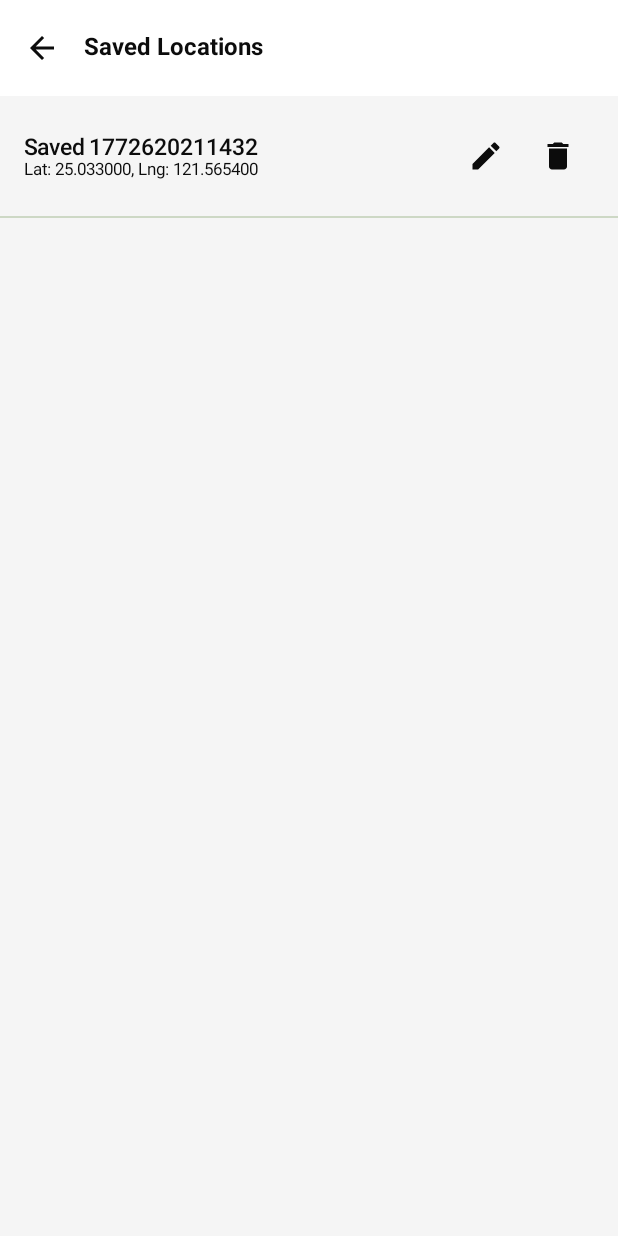
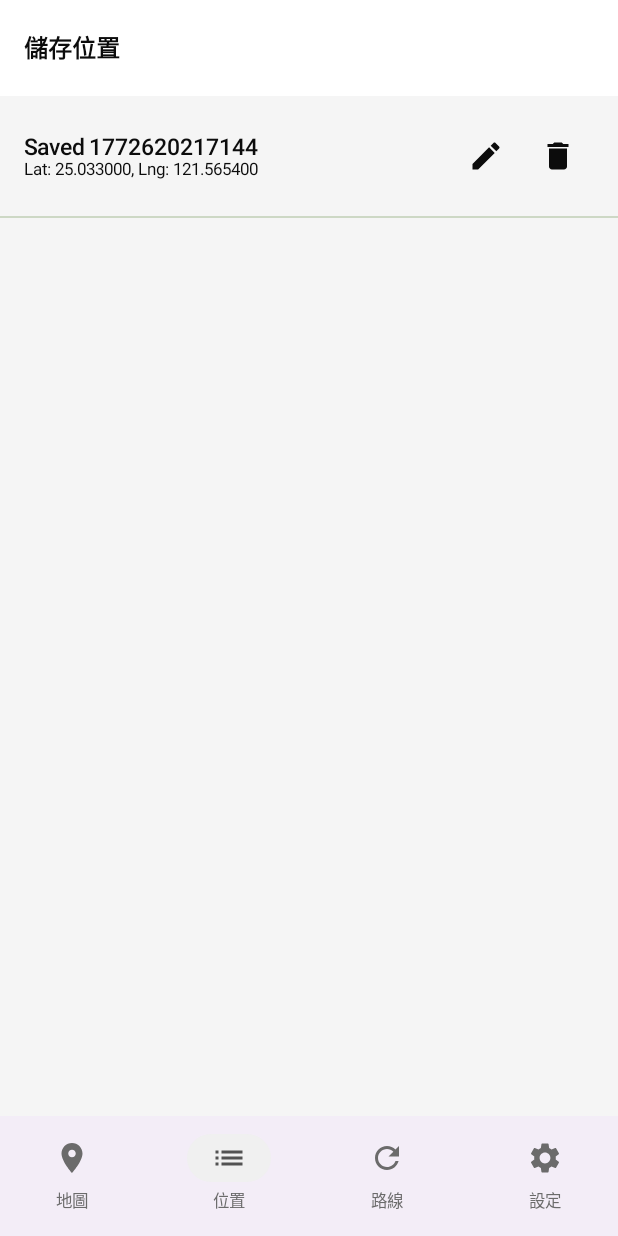
Before and after one commit to moooo-works/Lets-go-gps, an Android app built with Jetpack Compose: the SavedLocationsScreen screen opened through its navigation route, on a phone screen of 412 x 824 dp. Run offline under Robolectric (Android 15) with nearby library versions, the phone set to English and light mode, and no system bars; our stand-ins replace Dagger/Hilt's generated code, Room's generated code.

```diff
--- a/app/src/main/java/com/example/mockgps/MainActivity.kt
+++ b/app/src/main/java/com/example/mockgps/MainActivity.kt
@@ -9,8 +9,23 @@ import androidx.compose.material3.Surface
 import androidx.compose.runtime.Composable
 import androidx.compose.runtime.LaunchedEffect
 import androidx.compose.runtime.collectAsState
+
+import androidx.compose.material.icons.Icons
+import androidx.compose.material.icons.filled.List
+import androidx.compose.material.icons.filled.Place
+import androidx.compose.material.icons.filled.Settings
+import androidx.compose.material.icons.filled.Refresh
+import androidx.compose.material3.Icon
+import androidx.compose.material3.NavigationBar
+import androidx.compose.material3.NavigationBarItem
+import androidx.compose.material3.Scaffold
+import androidx.compose.material3.Text
 import androidx.compose.runtime.getValue
+
+import androidx.navigation.NavGraph.Companion.findStartDestination
+import androidx.navigation.compose.currentBackStackEntryAsState
 import androidx.compose.ui.Modifier
+import androidx.compose.foundation.layout.padding
 import androidx.hilt.navigation.compose.hiltViewModel
 import androidx.navigation.compose.NavHost
 import androidx.navigation.compose.composable
@@ -43,11 +58,81 @@ class MainActivity : ComponentActivity() {
     }
 }
 
+
 @Composable
 fun AppNavigation() {
     val navController = rememberNavController()
 
-    NavHost(navController = navController, startDestination = "map") {
+    val navBackStackEntry by navController.currentBackStackEntryAsState()
+    val currentRoute = navBackStackEntry?.destination?.route
+
+    Scaffold(
+        bottomBar = {
+            NavigationBar {
+                NavigationBarItem(
+                    icon = { Icon(Icons.Default.Place, contentDescription = "地圖") },
+                    label = { Text("地圖") },
+                    selected = currentRoute == "map",
+                    onClick = {
+                        navController.navigate("map") {
+                            popUpTo(navController.graph.findStartDestination().id) {
+                                saveState = true
+                            }
+                            launchSingleTop = true
+                            restoreState = true
+                        }
+                    }
+                )
+                NavigationBarItem(
+                    icon = { Icon(Icons.Default.List, contentDescription = "位置") },
+                    label = { Text("位置") },
+                    selected = currentRoute == "saved_locations",
+                    onClick = {
+                        navController.navigate("saved_locations") {
+                            popUpTo(navController.graph.findStartDestination().id) {
+                                saveState = true
+                            }
+                            launchSingleTop = true
+                            restoreState = true
+                        }
+                    }
+                )
+                NavigationBarItem(
+                    icon = { Icon(Icons.Default.Refresh, contentDescription = "路線") },
+                    label = { Text("路線") },
+                    selected = currentRoute == "routes",
+                    onClick = {
+                        navController.navigate("routes") {
+                            popUpTo(navController.graph.findStartDestination().id) {
+                                saveState = true
+                            }
+                            launchSingleTop = true
+                            restoreState = true
+                        }
+                    }
+                )
+                NavigationBarItem(
+                    icon = { Icon(Icons.Default.Settings, contentDescription = "設定") },
+                    label = { Text("設定") },
+                    selected = currentRoute == "settings",
+                    onClick = {
+                        navController.navigate("settings") {
+                            popUpTo(navController.graph.findStartDestination().id) {
+                                saveState = true
+                            }
+                            launchSingleTop = true
+                            restoreState = true
+                        }
+                    }
+                )
+            }
+        }
+    ) { paddingValues ->
+        NavHost(
+            navController = navController,
+            startDestination = "map",
+            modifier = Modifier.padding(paddingValues)
+        ) {
             composable("map") { backStackEntry ->
                 val viewModel: MapViewModel = hiltViewModel(backStackEntry)
 
@@ -72,9 +157,9 @@ fun AppNavigation() {
                         backStackEntry.savedStateHandle.remove<Double>("selectedLat")
                         backStackEntry.savedStateHandle.remove<Double>("selectedLng")
                     },
-                onNavigateToSavedLocations = { navController.navigate("saved_locations") },
-                onNavigateToRoutes = { navController.navigate("routes") },
-                onNavigateToSettings = { navController.navigate("settings") }
+                    onNavigateToSavedLocations = { },
+                    onNavigateToRoutes = { },
+                    onNavigateToSettings = { }
                 )
             }
             composable("saved_locations") { backStackEntry ->
@@ -82,11 +167,17 @@ fun AppNavigation() {
 
                 SavedLocationsScreen(
                     viewModel = viewModel,
-                onNavigateBack = { navController.popBackStack() },
+                    onNavigateBack = { },
                     onLocationSelected = { lat, lng ->
-                    navController.previousBackStackEntry?.savedStateHandle?.set("selectedLat", lat)
-                    navController.previousBackStackEntry?.savedStateHandle?.set("selectedLng", lng)
-                    navController.popBackStack()
+                        navController.getBackStackEntry("map").savedStateHandle.set("selectedLat", lat)
+                        navController.getBackStackEntry("map").savedStateHandle.set("selectedLng", lng)
+                        navController.navigate("map") {
+                            popUpTo(navController.graph.findStartDestination().id) {
+                                saveState = true
+                            }
+                            launchSingleTop = true
+                            restoreState = true
+                        }
                     }
                 )
             }
@@ -94,10 +185,16 @@ fun AppNavigation() {
                 val viewModel: RoutesViewModel = hiltViewModel(backStackEntry)
                 RoutesScreen(
                     viewModel = viewModel,
-                onNavigateBack = { navController.popBackStack() },
+                    onNavigateBack = { },
                     onRouteSelected = { routeId ->
-                    navController.previousBackStackEntry?.savedStateHandle?.set("selectedRouteId", routeId)
-                    navController.popBackStack()
+                        navController.getBackStackEntry("map").savedStateHandle.set("selectedRouteId", routeId)
+                        navController.navigate("map") {
+                            popUpTo(navController.graph.findStartDestination().id) {
+                                saveState = true
+                            }
+                            launchSingleTop = true
+                            restoreState = true
+                        }
                     }
                 )
             }
@@ -106,8 +203,9 @@ fun AppNavigation() {
                 val viewModel: SettingsViewModel = hiltViewModel(backStackEntry)
                 SettingsScreen(
                     viewModel = viewModel,
-                onNavigateBack = { navController.popBackStack() }
+                    onNavigateBack = { }
                 )
             }
         }
     }
+}
--- a/app/src/main/java/com/example/mockgps/ui/map/MapScreen.kt
+++ b/app/src/main/java/com/example/mockgps/ui/map/MapScreen.kt
@@ -122,6 +122,7 @@ fun MapScreen(
 
     Scaffold(
         topBar = {
+
             Surface(
                 modifier = Modifier
                     .fillMaxWidth()
@@ -131,10 +132,10 @@ fun MapScreen(
             ) {
                 Row(
                     modifier = Modifier.padding(8.dp),
-                    horizontalArrangement = Arrangement.SpaceBetween,
+                    horizontalArrangement = Arrangement.Center,
                     verticalAlignment = Alignment.CenterVertically
                 ) {
-                    Column(horizontalAlignment = Alignment.CenterHorizontally, modifier = Modifier.weight(1f)) {
+                    Column(horizontalAlignment = Alignment.CenterHorizontally) {
                         Text(text = "Lat: %.6f".format(uiState.centerLocation.latitude))
                         Text(text = "Lng: %.6f".format(uiState.centerLocation.longitude))
 
@@ -146,17 +147,6 @@ fun MapScreen(
                         }
                         val statusColor = if (uiState.isMocking || uiState.simulationState == SimulationState.PLAYING) Color.Green else Color.Gray
                         Text(text = "Status: $statusText", color = statusColor)
-                    }
-                    Row {
-                        IconButton(onClick = onNavigateToSavedLocations) {
-                            Icon(Icons.Default.List, contentDescription = "Saved Locations")
-                        }
-                        TextButton(onClick = onNavigateToRoutes) {
-                            Text("Routes")
-                        }
-                        IconButton(onClick = onNavigateToSettings) {
-                            Icon(Icons.Default.Settings, contentDescription = "Settings")
-                        }
                     }
                 }
             }
--- a/app/src/main/java/com/example/mockgps/ui/savedlocations/SavedLocationsScreen.kt
+++ b/app/src/main/java/com/example/mockgps/ui/savedlocations/SavedLocationsScreen.kt
@@ -29,12 +29,7 @@ fun SavedLocationsScreen(
     Scaffold(
         topBar = {
             TopAppBar(
-                title = { Text("Saved Locations") },
-                navigationIcon = {
-                    IconButton(onClick = onNavigateBack) {
-                        Icon(Icons.Default.ArrowBack, contentDescription = "Back")
-                    }
-                }
+                title = { Text("儲存位置") }
             )
         }
     ) { padding ->
```
Also changed, not shown: app/src/main/java/com/example/mockgps/ui/routes/RoutesScreen.kt (+1 -6 lines), app/src/main/java/com/example/mockgps/ui/settings/SettingsScreen.kt (+1 -6 lines). Lines whose indentation alone changed are shown as unchanged.
